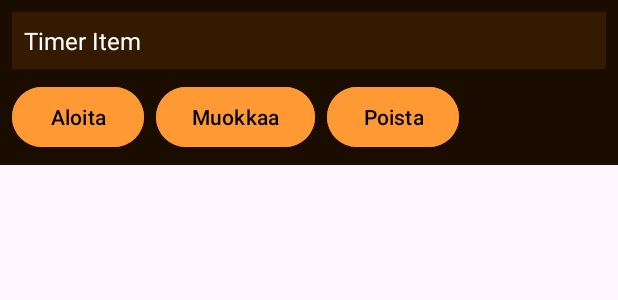
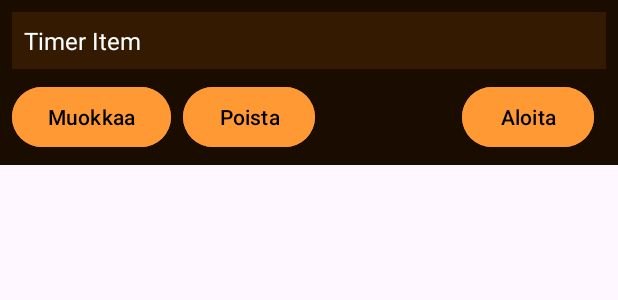
Before and after one commit to Kiviviki/TimerApp, an Android app: the layout item_layout.xml on its own in the app's theme, with its tools: preview values and no code run, on a phone screen of 412 x 824 dp. Shown: the top 300 px of the screen. Run offline under Robolectric (Android 15) with nearby library versions, the phone set to English and light mode, and no system bars.

Commit message:
Add color change to timer item

```diff
--- a/app/src/main/res/layout/item_layout.xml
+++ b/app/src/main/res/layout/item_layout.xml
@@ -24,16 +24,7 @@
         android:layout_width="match_parent"
         android:layout_height="wrap_content"
         android:orientation="horizontal"
-        android:gravity="left">
-
-    <Button
-        android:id="@+id/startStopButton"
-        android:layout_width="wrap_content"
-        android:layout_height="wrap_content"
-    android:backgroundTint="@color/buttonColorPrimary"
-    android:textColor="@color/buttonTextColor"
-        android:text="Aloita"
-	android:layout_marginEnd="8dp" />
+        android:gravity="start">
 
         <Button
             android:id="@+id/editButton"
@@ -53,5 +44,20 @@
             android:text="Poista"
             android:layout_marginEnd="8dp" />
 
+        <!-- Aligns the button to the right without stretching it -->
+        <LinearLayout
+            android:layout_width="0dp"
+            android:layout_height="wrap_content"
+            android:layout_weight="1" />
+
+        <Button
+            android:id="@+id/startStopButton"
+            android:layout_width="wrap_content"
+            android:layout_height="wrap_content"
+            android:backgroundTint="@color/buttonColorPrimary"
+            android:textColor="@color/buttonTextColor"
+            android:text="Aloita"
+            android:layout_marginEnd="8dp"
+            android:gravity="center" />
     </LinearLayout>
 </LinearLayout>
--- a/app/src/main/res/values/colors.xml
+++ b/app/src/main/res/values/colors.xml
@@ -21,6 +21,11 @@
     <color name="endTimeBgColor">#e6403c</color>
     <color name="kestoColor">#e6e600</color>
 
+    <!-- Timer Item BG Colors -->
+    <color name="DefaultItemBg">#331a00</color>
+    <color name="RunningItemBg">#5e6101</color>
+    <color name="EndItemBg">#066101</color>
+
     <!-- Background & General Colors -->
     <color name="grey">#331a00</color>
     <color name="dark_grey">#212121</color>
```
Also changed, not shown: app/src/main/java/com/example/timerapp/ItemAdapter.java (+42 -1 lines), app/src/main/res/layout/activity_main.xml (+9 -9 lines). Lines whose indentation alone changed are shown as unchanged.
